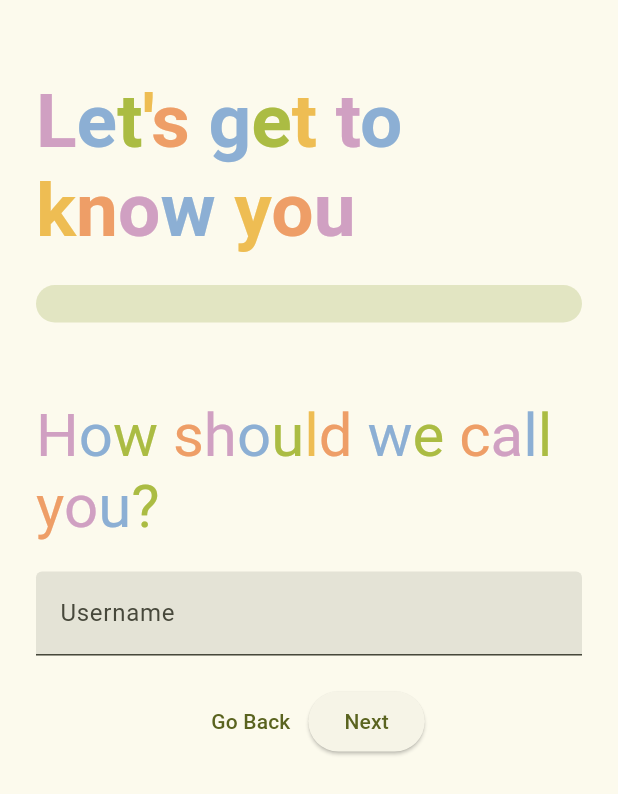
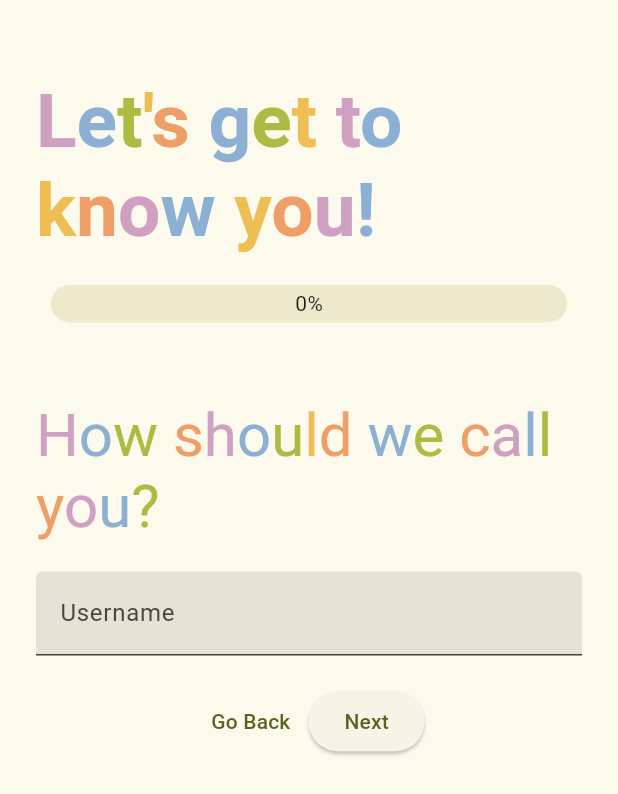
Before and after one commit to Vjonquiere/KeskonMange, a Flutter app: the SignupPage screen opened directly, on a phone screen of 412 x 824 dp. Shown: the top 794 px of the screen. Run offline on Flutter 3.47's test engine with Material 3 defaults, Android fonts, the phone set to English and light mode, and no system bars; drawn by our look-alikes of percent_indicator; our stand-ins replace flutter_secure_storage, flutter_svg; missing offline and left inert: dart:ffi; accounts and stored records are empty.

Commit message:
fix progressbar (Close #62)

```diff
--- a/client/lib/pages/signup_page.dart
+++ b/client/lib/pages/signup_page.dart
@@ -1,17 +1,22 @@
 import 'dart:convert';
+import 'dart:ffi';
+import 'dart:io';
 
 import 'package:client/pages/home_page.dart';
 import 'package:client/http/sign_up/account_creation.dart';
 import 'package:client/pages/login_page.dart';
+import 'package:client/utils/app_colors.dart';
 import 'package:client/utils/app_icons.dart';
 import 'package:flutter/material.dart';
 import 'package:flutter/services.dart';
 import 'package:flutter_secure_storage/flutter_secure_storage.dart';
 import '../custom_widgets/colorful_text_builder.dart';
 import 'package:flutter_svg/flutter_svg.dart';
+import 'package:percent_indicator/percent_indicator.dart';
 
 import '../constants.dart';
 import '../http/sign_up/verify_data.dart';
+
 class SignupPage extends StatefulWidget{
   @override
   State<StatefulWidget> createState() => _SignupPageState();
@@ -28,7 +33,8 @@ class _SignupPageState extends State<SignupPage> {
   ListView element=ListView();
   var stateValue = 0.0;
   var step = 0;
-  var nbSteps =4;
+  var nbSteps =5;
+  var signupFinalized = false;
 
   void nextStep(){
     setState(() {
@@ -81,15 +87,21 @@ class _SignupPageState extends State<SignupPage> {
             Column(
               children: <Widget>[
                 const SizedBox(height: 16.0),
-                ColorfulTextBuilder("Let's get to know you", 50, true).getWidget(),
+                ColorfulTextBuilder("Let's get to know you!", 50, true).getWidget(),
               ],
             ),
             const SizedBox(height: 20.0),
-            LinearProgressIndicator(
-              value: stateValue,
-              minHeight: 25.0,
-              borderRadius: BorderRadius.circular(25.0),
-              semanticsLabel: 'Linear progress indicator',
+            LinearPercentIndicator(
+              percent: stateValue,
+              lineHeight: 25,
+              backgroundColor: AppColors.beige,
+              progressColor: AppColors.kaki,
+              barRadius: const Radius.circular(25.0),
+              center: Text("${(stateValue*100).round()}%"),
+              animation: true,
+              animationDuration: 1000,
+              animateFromLastPercent: true,
+              onAnimationEnd: (){if(signupFinalized) {print("on to home page");Navigator.of(context).push(MaterialPageRoute(builder: (context) => HomePage()));}else{print("next page");}},
             ),
             const SizedBox(height: 20),
 
@@ -191,7 +203,7 @@ class _SignupPageState extends State<SignupPage> {
                 onPressed: () {
                   setState(() {
                     previousStep();
-                   stateValue-=oneStep();
+                    stateValue-=oneStep();
                   });
                 },
               ),
@@ -338,7 +350,10 @@ Widget accountVerification(BuildContext context) {
                   await storage.write(key: 'API_KEY', value: apiKey["token"]);
                   await storage.write(key: 'EMAIL', value: _emailController.text);
                 }
-                Navigator.of(context).push(MaterialPageRoute(builder: (context) => HomePage()));
+                setState(() {
+                  signupFinalized = true;
+                  stateValue+=oneStep();
+                });
               },
             ),
           ],
@@ -401,6 +416,7 @@ class _AllergensToggleState extends State<AllergensToggle> {
               child: const Text('Next'),
               onPressed: () {
                 setState(() {
+                  _signupPageState.stateValue+= _signupPageState.oneStep();
                   _signupPageState.nextStep();
                   ScaffoldMessenger.of(context).showSnackBar(
                       const SnackBar(
--- a/client/pubspec.yaml
+++ b/client/pubspec.yaml
@@ -39,6 +39,7 @@ dependencies:
   http: ^1.2.2
   flutter_svg: ^2.0.16
   flutter_secure_storage: ^9.2.2
+  percent_indicator: ^4.0.1
 
 dev_dependencies:
   flutter_test:
```
